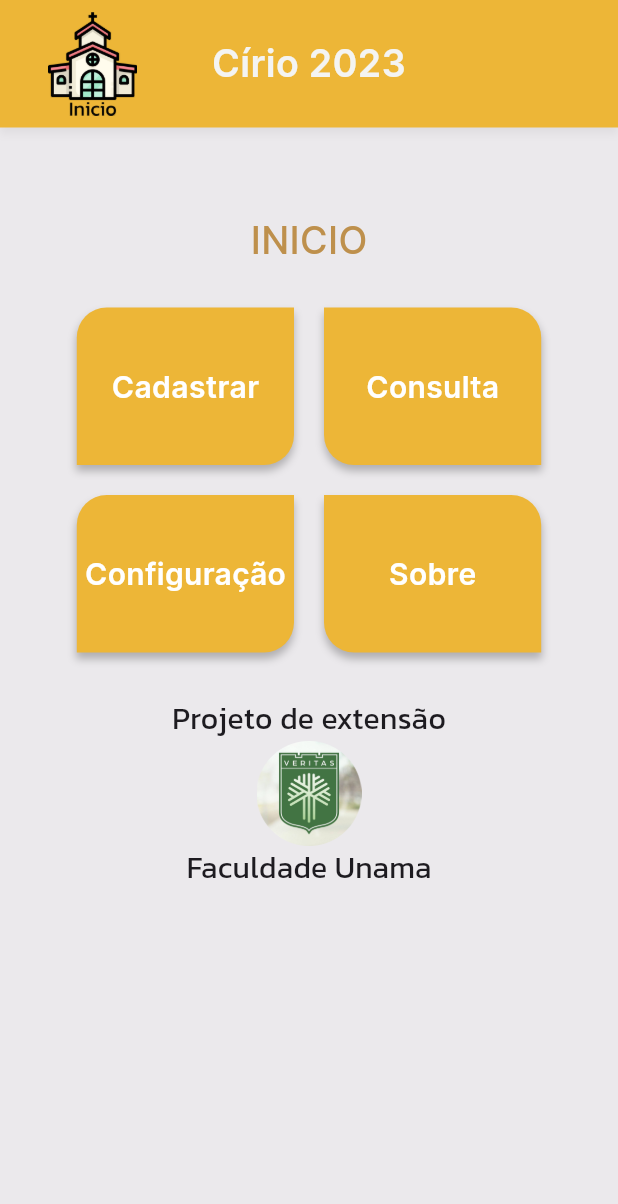
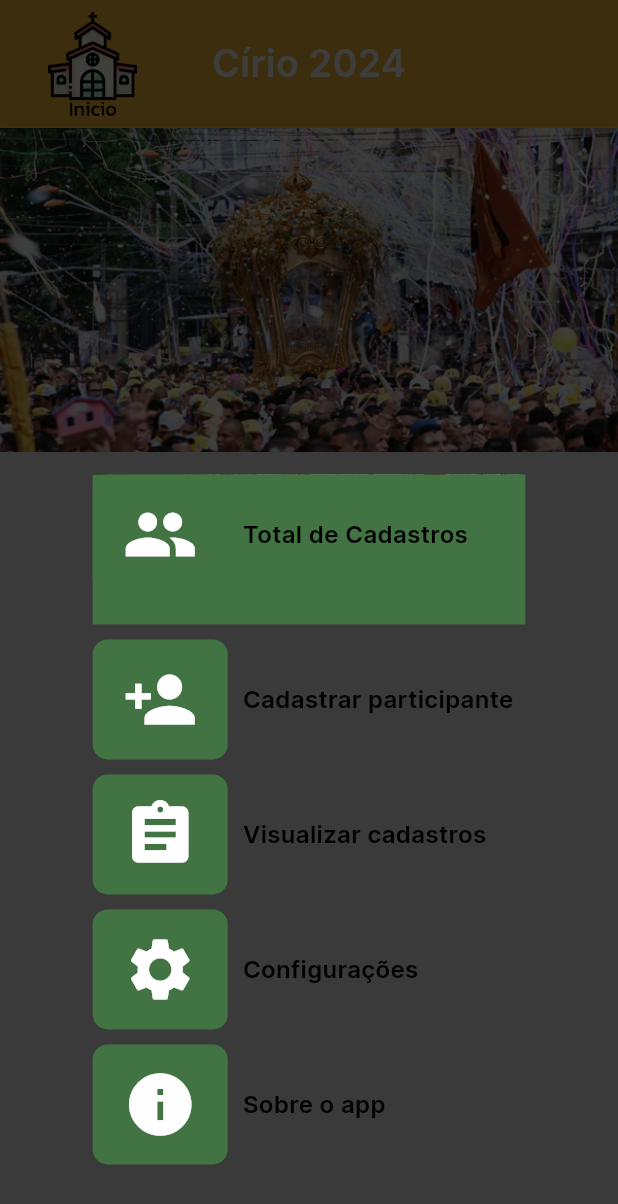
Before and after one commit to RotaDaFe/trabalho_extensao_projeto_cirio_2024, a Flutter app: the PaginoHome screen opened directly, on a phone screen of 412 x 824 dp. Shown: the top 1204 px of the screen. Run offline on Flutter 3.47's test engine with Material 3 defaults, Android fonts, the light colour scheme and no system bars; our stand-ins replace permission_handler, sqflite; accounts and stored records are empty.

Commit message:
up issue-7, page home

```diff
--- a/old_project/projeto/rota_religiosa/lib/components/widget_menu.dart
+++ b/old_project/projeto/rota_religiosa/lib/components/widget_menu.dart
@@ -12,109 +12,166 @@ import 'package:flutter/material.dart';
 class Widgetmenu extends StatelessWidget {
   const Widgetmenu({super.key});
 
+  get child => null;
+
   @override
   Widget build(BuildContext context) {
     return SizedBox(
-      width: MediaQuery.of(context).size.width * 0.8,
-      height: 250,
-      // color: Colors.green,
+      width: MediaQuery.of(context).size.width * 0.7,
+      height: 500,
       child: Column(
-        //=============================
-        //Botões abaixo
-        //=============================
         children: [
           Expanded(
-              flex: 1,
-              child: Row(children: [
-                //============================
+            flex: 1,
+            child: Column(
+              children: [
+                //Total de Cadastros
+                const SizedBox(height: 15),
+
+                Stack(
+
+                    children: [
+                    // Imagem com filtro
+                    Positioned.fill(
+                      child: ColorFiltered(
+                        colorFilter: ColorFilter.mode(
+                          Colors.black.withOpacity(0.5), // Aplica uma cor preta com 50% de opacidade
+                          BlendMode.darken, // Modo de mesclagem para escurecer
+                        ),
+                        child: Image.asset(
+                          'assets/image 33.png', // Caminho correto da imagem
+                          fit: BoxFit.cover, // Para cobrir todo o espaço
+                        ),
+                      ),
+                    ),
+                    // Container de fundo
+                    Container(
+                      width: double.infinity,
+                      height: 100,
+                      color: Color(0xFF427443),
+                    ),
+                    // Botão "Total de Cadastros"
+                    Align(
+                      alignment: Alignment.center,
+                      child: BtnsMenu(
+                        icon: Icons.people,
+                        titulo: 'Total de Cadastros',
+                        ontap: () {
+                          config_rota().animacao_2(
+                            context,
+                            novaPagina: const PaginaConsulta(),
+                          );
+                        },
+                      ),
+                    ),
+                  ],
+                ),
+                const SizedBox(height: 10),
                 // BTN 1
                 BtnsMenu(
-                  mode: true,
-                  titulo: 'Cadastrar',
-                  ontap: () => {
-                    config_rota()
-                        .animacao_2(context, novaPagina: const PaginaCadastro())
+                  icon: Icons.person_add,
+                  titulo: 'Cadastrar participante',
+                  ontap: () {
+                    config_rota().animacao_2(
+                      context,
+                      novaPagina: const PaginaCadastro(),
+                    );
                   },
                 ),
-                //============================
+                const SizedBox(height: 10),
                 // BTN 2
                 BtnsMenu(
-                  titulo: 'Consulta',
-                  ontap: () => {
-                    config_rota()
-                        .animacao_2(context, novaPagina: const PaginaConsulta())
+                  icon: Icons.assignment,
+                  titulo: 'Visualizar cadastros',
+                  ontap: () {
+                    config_rota().animacao_2(
+                      context,
+                      novaPagina: const PaginaConsulta(),
+                    );
                   },
-                )
-                //============================
-              ])),
-          Expanded(
-              flex: 1,
-              child: Row(children: [
-                //============================
+                ),
+                const SizedBox(height: 10),
                 // BTN 3
                 BtnsMenu(
-                  mode: true,
-                  titulo: 'Configuração',
-                  ontap: () => {
-                    config_rota()
-                        .animacao_2(context, novaPagina: const PaginoConfig())
+                  icon: Icons.settings,
+                  titulo: 'Configurações',
+                  ontap: () {
+                    config_rota().animacao_2(
+                      context,
+                      novaPagina: const PaginoConfig(),
+                    );
                   },
                 ),
-                //============================
+                const SizedBox(height: 10),
                 // BTN 4
                 BtnsMenu(
-                  titulo: 'Sobre',
-                  ontap: () => {
-                    config_rota().animacao_2(context,
-                        novaPagina: PaginoMensagemSistemaSobre())
+                  icon: Icons.info,
+                  titulo: 'Sobre o app',
+                  ontap: () {
+                    config_rota().animacao_2(
+                      context,
+                      novaPagina: PaginoMensagemSistemaSobre(),
+                    );
                   },
-                )
-                //============================
-              ])),
+                ),
+              ],
+            ),
+          ),
         ],
       ),
     );
   }
 }
 
-// ignore: must_be_immutable
 class BtnsMenu extends StatelessWidget {
-  bool mode = false;
-  String titulo;
-  dynamic ontap = () => {};
-  BtnsMenu({super.key, this.mode = false, this.titulo = '', this.ontap});
+  final IconData icon;
+  final String titulo;
+  final VoidCallback ontap;
+
+  const BtnsMenu({
+    super.key,
+    required this.icon,
+    required this.titulo,
+    required this.ontap,
+  });
 
   @override
   Widget build(BuildContext context) {
-    return Expanded(
-      flex: 100,
+    return SizedBox(
+      height: 80,
       child: InkWell(
         onTap: ontap,
         child: Container(
           alignment: Alignment.center,
-          margin: const EdgeInsets.all(10),
-          decoration: BoxDecoration(
-            boxShadow: const [
-              BoxShadow(
-                color: Color.fromRGBO(0, 0, 0, 0.25), // Cor da sombra
-                offset: Offset(0, 4), // Deslocamento horizontal e vertical
-                blurRadius: 4.0, // Raio de desfoque
-                spreadRadius: 0.0, // Espalhamento da sombra
+          child: Row(
+            children: [
+              SizedBox(
+                width: 90,
+                height: 90,
+                child: Container(
+                  decoration: BoxDecoration(
+                    color: const Color(0xFF427443),
+                    borderRadius: BorderRadius.circular(10),
+                  ),
+                  child: Icon(
+                    icon,
+                    color: Colors.white,
+                    size: 50,
+                  ),
+
+                ),
+
               ),
+              const SizedBox(width: 10),
+                Text(
+                  titulo,
+                  style: const TextStyle(
+                    fontFamily: 'Inter',
+                    color: Colors.black,
+                    fontSize: 16,
+                  ),
+                )
             ],
-            color: const Color(0xffEDB637),
-            borderRadius: mode
-                ? const BorderRadius.only(
-                    topLeft: Radius.circular(20),
-                    bottomRight: Radius.circular(20))
-                : const BorderRadius.only(
-                    topRight: Radius.circular(20),
-                    bottomLeft: Radius.circular(20)),
-          ),
-          child: Text(
-            titulo,
-            style: const TextStyle(
-                fontFamily: 'Inter', color: Colors.white, fontSize: 20),
           ),
         ),
       ),
--- a/old_project/projeto/rota_religiosa/lib/components/widget_titulo.dart
+++ b/old_project/projeto/rota_religiosa/lib/components/widget_titulo.dart
@@ -1,4 +1,5 @@
 import 'package:flutter/material.dart';
+import 'package:flutter/widgets.dart';
 
 //===========================
 //widget para titulos
@@ -9,6 +10,7 @@ class WidgetTitulo extends StatelessWidget {
   double height;
   String titulo;
   WidgetTitulo({super.key, this.titulo = '', this.height = 100});
+
 
   @override
   Widget build(BuildContext context) {
@@ -22,8 +24,6 @@ class WidgetTitulo extends StatelessWidget {
         //=========================
         //Sugestão: colocar 'const' antes de 'TextStyle()'
         //=========================
-        style: const TextStyle(
-            fontSize: 25, color: Color(0xffBE904C), fontFamily: 'Inter-medium'),
       ),
     );
   }
--- a/old_project/projeto/rota_religiosa/lib/components/widget_topbar.dart
+++ b/old_project/projeto/rota_religiosa/lib/components/widget_topbar.dart
@@ -55,7 +55,7 @@ class Widgettopbar extends StatelessWidget {
             alignment: Alignment.center,
             width: MediaQuery.of(context).size.width * 0.4,
             child: const Text(
-              'Círio 2023',
+              'Círio 2024',
               style: TextStyle(
                   fontFamily: 'Inter',
                   color: Color(0xffF4F4F2),
--- a/old_project/projeto/rota_religiosa/lib/paginas/pagina_cadastro.dart
+++ b/old_project/projeto/rota_religiosa/lib/paginas/pagina_cadastro.dart
@@ -29,6 +29,7 @@ class _PaginaCadastroState extends State<PaginaCadastro> {
   TextEditingController distanciaCampo = TextEditingController();
   StreamDados streamDados = StreamDados();
   final dbHelper = DatabaseHelper();
+
   @override
   void initState() {
     super.initState();
@@ -40,6 +41,7 @@ class _PaginaCadastroState extends State<PaginaCadastro> {
   }
 
   bool erro = false;
+
   @override
   Widget build(BuildContext context) {
     return Container(
@@ -51,27 +53,21 @@ class _PaginaCadastroState extends State<PaginaCadastro> {
             children: [
               Widgettopbar(),
               Expanded(
-                    child: SizedBox(
-                        width: MediaQuery.of(context).size.width * 1,
-                        // ignore: prefer_const_constructors
                 child: SingleChildScrollView(
-                            // ignore: prefer_const_constructors
-                            child: Column(children: [
-                          // =============================================
-                          // componente titulo de >>>> 'CADASTRO'
+                  child: Column(
+                    children: [
+                      // Título da página
                       WidgetTitulo(
                         titulo: 'CADASTRO',
                         height: 75,
                       ),
-                          // =============================================
-                          // entrada de texto para o campo >>>> 'Nome'
+                      // Campo de texto 'Nome'
                       WidgetInputComponent(
                         campo: nomeCampo,
-                            titulo: 'Nome completo',
+                        titulo: 'Nome',
                         mode: TextInputType.name,
                       ),
-                          // =============================================
-                          // entrada de texto para o campo >>>>  'Idade'
+                      // Campo de texto 'Idade'
                       WidgetInputComponent(
                         idade: true,
                         modeFormater: true,
@@ -79,34 +75,33 @@ class _PaginaCadastroState extends State<PaginaCadastro> {
                         titulo: 'Idade',
                         mode: TextInputType.number,
                       ),
-                          // =============================================
-                          // entrada de texto para o campo >>>> 'origem de partida'
+                      // Campo de texto 'Cidade de Origem'
                       WidgetDropComponent(
                         campo: distanciaCampo,
                         titulo: 'Cidade de Origem',
                       ),
-                          // =============================================
-                          // entrada de texto para o campo >>>> 'Medicamento'
+                      // Componente 'Atendimento'
                       WidgetRadioComponentAtendimento(
                         titulo: 'Atendimento',
                       ),
-                          // =============================================
-                          // entrada de texto para o campo >>>> 'Sexo'
+                      // Componente 'Sexo'
                       WidgetRadioComponentSexo(
                         titulo: 'Sexo',
                       ),
+                      // Exibir erro se algum campo estiver vazio
                       !erro
                           ? Container()
                           : Container(
-                                  margin:
-                                      const EdgeInsets.only(top: 18, bottom: 4),
+                              margin: const EdgeInsets.only(top: 18, bottom: 4),
                               child: const Text(
-                                    'preencha todos os campos',
+                                'Preencha todos os campos',
                                 style: TextStyle(
-                                        color: Colors.red, fontSize: 17),
-                                  )),
-                          // =============================================
-                          // Botão de clique para outra pagina >>>>> 'Cadastrar'
+                                  color: Colors.red,
+                                  fontSize: 17,
+                                ),
+                              ),
+                            ),
+                      // Botão 'Cadastrar'
                       Widgetbuttom(
                         titulo: 'Cadastrar',
                         onTap: () async {
@@ -121,33 +116,33 @@ class _PaginaCadastroState extends State<PaginaCadastro> {
                                 'idade': int.parse(idadeCampo.text),
                                 'atendimento': streamDados.atendimento,
                                 'sexo': streamDados.opSexo,
-                                    'distancia': streamDados.cidadex
+                                'distancia': streamDados.cidadex,
                               };
                               int result =
                                   await dbHelper.insertCad(data: data);
                               if (result != 0) {
-                                    // nomeCampo.clear();
-                                    // idadeCampo.clear();
-                                    // streamDados.atualizarOpSexo('');
-                                    // streamDados.atualizarcidade('');
-                                    // streamDados.atualizarListaAtendimento('');
-                                    // ignore: use_build_context_synchronously
-                                    config_rota().animacao_2(context,
+                                config_rota().animacao_2(
+                                  context,
                                   novaPagina: PaginoMensagemSistemaCad(
-                                            error: false));
+                                    error: false,
+                                  ),
+                                );
                               } else {
-                                    // ignore: use_build_context_synchronously
-                                    config_rota().animacao_2(context,
+                                config_rota().animacao_2(
+                                  context,
                                   novaPagina: PaginoMensagemSistemaCad(
-                                            error: true));
+                                    error: true,
+                                  ),
+                                );
                               }
                             } catch (e) {
-                                  // ignore: use_build_context_synchronously
-                                  config_rota().animacao_2(context,
+                              config_rota().animacao_2(
+                                context,
                                 novaPagina: PaginoMensagemSistemaCad(
                                   error: true,
                                   error1: true,
-                                      ));
+                                ),
+                              );
                             }
                           } else {
                             setState(() {
@@ -156,11 +151,15 @@ class _PaginaCadastroState extends State<PaginaCadastro> {
                           }
                         },
                       ),
-                          const Widgetbottom()
-                          // =============================================
-                        ]))))
+                      // Rodapé
+                      const Widgetbottom(),
                     ],
-            )),
+                  ),
+                ),
+              ),
+            ],
+          ),
+        ),
       ),
     );
   }
--- a/old_project/projeto/rota_religiosa/lib/paginas/pagina_home.dart
+++ b/old_project/projeto/rota_religiosa/lib/paginas/pagina_home.dart
@@ -1,7 +1,5 @@
 import 'package:flutter/material.dart';
-import 'package:rota_religiosa/components/widget_display.dart';
 import 'package:rota_religiosa/components/widget_menu.dart';
-import 'package:rota_religiosa/components/widget_titulo.dart';
 import 'package:rota_religiosa/components/widget_topbar.dart';
 import 'package:rota_religiosa/controller/router_settings.dart';
 import 'package:rota_religiosa/paginas/pagina_mensagem_sis_confirm.dart';
@@ -19,7 +17,7 @@ class _PaginoHomeState extends State<PaginoHome> {
     double alturaTela = MediaQuery.of(context).size.height;
 
     return Container(
-      color: const Color.fromARGB(255, 237, 182, 55),
+      color: Color(0xFFECCB83),
       child: SafeArea(
         child: WillPopScope(
           onWillPop: () async {
@@ -45,18 +43,28 @@ class _PaginoHomeState extends State<PaginoHome> {
                             children: [
                               SizedBox(
                                   height: alturaTela > 750
-                                      ? 40
+                                      ? 0
                                       : alturaTela > 710
-                                          ? 30
+                                          ? 50
                                           : 10),
                               // =============================================
-                              WidgetTitulo(
-                                titulo: 'INICIO',
-                                height: 70,
+                              Positioned.fill(
+                                child: ColorFiltered(
+                                  colorFilter: ColorFilter.mode(
+                                    Colors.black.withOpacity(
+                                        0.5), // Aplica uma cor preta com 50% de opacidade
+                                    BlendMode
+                                        .darken, // Modo de mesclagem para escurecer
+                                  ),
+                                  child: Image.asset(
+                                    'assets/image 33.png', // Substitua pelo caminho correto
+                                  ),
+                                ),
                               ),
+
+
                               //==============================================
                               const Widgetmenu(),
-                              const widgetDisplay(),
                             ],
                           )))),
 
```
Also changed, not shown: old_project/projeto/rota_religiosa/pubspec.yaml (+7 -0 lines), old_project/projeto/rota_religiosa/assets/icons/Group-1.png (added), old_project/projeto/rota_religiosa/assets/icons/Group.png (added), old_project/projeto/rota_religiosa/assets/icons/Vector-1.png (added), old_project/projeto/rota_religiosa/assets/icons/Vector-2.png (added), old_project/projeto/rota_religiosa/assets/icons/Vector.png (added), old_project/projeto/rota_religiosa/assets/image 33.png (added), old_project/projeto/rota_religiosa/pubspec.lock. Lines whose indentation alone changed are shown as unchanged.
